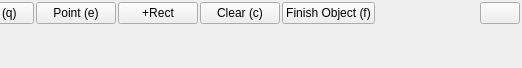
Above: anylabeling/views/labeling/widgets/auto_labeling/auto_labeling.ui from CVHub520/X-AnyLabeling before the change; both pictures show x 596 to 1118 and y 0 to 68 of the 1118 by 68 pixel window. Below: the same form after it.
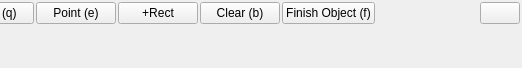
That is the form after the change. Icons and pictures are not drawn.

What changed in the file:
```diff
--- a/anylabeling/views/labeling/widgets/auto_labeling/auto_labeling.ui
+++ b/anylabeling/views/labeling/widgets/auto_labeling/auto_labeling.ui
@@ -142,7 +142,7 @@
      <item>
       <widget class="QPushButton" name="button_clear">
        <property name="text">
-        <string>Clear (c)</string>
+        <string>Clear (b)</string>
        </property>
       </widget>
      </item>
```
